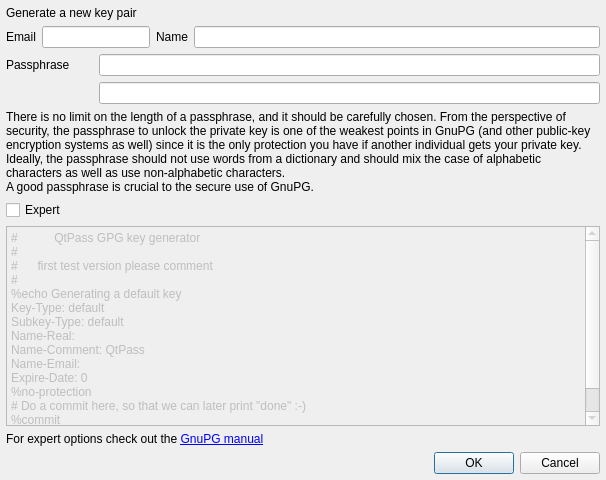
IJHack/QtPass, file keygendialog.ui: the form before one commit.
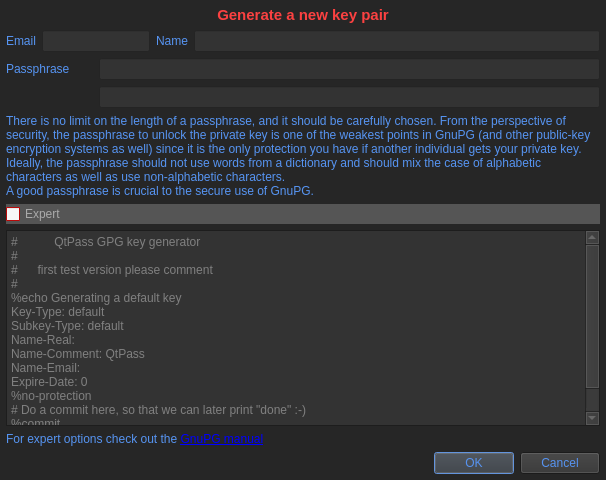
The form after the commit.

Commit message: coolest key-gen dialog added

What changed in the file:
```diff
--- a/keygendialog.ui
+++ b/keygendialog.ui
@@ -10,6 +10,232 @@
     <height>480</height>
    </rect>
   </property>
+  <property name="palette">
+   <palette>
+    <active>
+     <colorrole role="WindowText">
+      <brush brushstyle="SolidPattern">
+       <color alpha="255">
+        <red>86</red>
+        <green>147</green>
+        <blue>241</blue>
+       </color>
+      </brush>
+     </colorrole>
+     <colorrole role="Button">
+      <brush brushstyle="SolidPattern">
+       <color alpha="255">
+        <red>51</red>
+        <green>51</green>
+        <blue>51</blue>
+       </color>
+      </brush>
+     </colorrole>
+     <colorrole role="Text">
+      <brush brushstyle="SolidPattern">
+       <color alpha="255">
+        <red>86</red>
+        <green>147</green>
+        <blue>241</blue>
+       </color>
+      </brush>
+     </colorrole>
+     <colorrole role="ButtonText">
+      <brush brushstyle="SolidPattern">
+       <color alpha="255">
+        <red>86</red>
+        <green>147</green>
+        <blue>241</blue>
+       </color>
+      </brush>
+     </colorrole>
+     <colorrole role="Base">
+      <brush brushstyle="SolidPattern">
+       <color alpha="255">
+        <red>247</red>
+        <green>247</green>
+        <blue>247</blue>
+       </color>
+      </brush>
+     </colorrole>
+     <colorrole role="Window">
+      <brush brushstyle="SolidPattern">
+       <color alpha="255">
+        <red>38</red>
+        <green>38</green>
+        <blue>38</blue>
+       </color>
+      </brush>
+     </colorrole>
+     <colorrole role="Highlight">
+      <brush brushstyle="SolidPattern">
+       <color alpha="255">
+        <red>86</red>
+        <green>147</green>
+        <blue>241</blue>
+       </color>
+      </brush>
+     </colorrole>
+     <colorrole role="ToolTipText">
+      <brush brushstyle="SolidPattern">
+       <color alpha="255">
+        <red>86</red>
+        <green>147</green>
+        <blue>241</blue>
+       </color>
+      </brush>
+     </colorrole>
+    </active>
+    <inactive>
+     <colorrole role="WindowText">
+      <brush brushstyle="SolidPattern">
+       <color alpha="255">
+        <red>86</red>
+        <green>147</green>
+        <blue>241</blue>
+       </color>
+      </brush>
+     </colorrole>
+     <colorrole role="Button">
+      <brush brushstyle="SolidPattern">
+       <color alpha="255">
+        <red>51</red>
+        <green>51</green>
+        <blue>51</blue>
+       </color>
+      </brush>
+     </colorrole>
+     <colorrole role="Text">
+      <brush brushstyle="SolidPattern">
+       <color alpha="255">
+        <red>86</red>
+        <green>147</green>
+        <blue>241</blue>
+       </color>
+      </brush>
+     </colorrole>
+     <colorrole role="ButtonText">
+      <brush brushstyle="SolidPattern">
+       <color alpha="255">
+        <red>86</red>
+        <green>147</green>
+        <blue>241</blue>
+       </color>
+      </brush>
+     </colorrole>
+     <colorrole role="Base">
+      <brush brushstyle="SolidPattern">
+       <color alpha="255">
+        <red>247</red>
+        <green>247</green>
+        <blue>247</blue>
+       </color>
+      </brush>
+     </colorrole>
+     <colorrole role="Window">
+      <brush brushstyle="SolidPattern">
+       <color alpha="255">
+        <red>38</red>
+        <green>38</green>
+        <blue>38</blue>
+       </color>
+      </brush>
+     </colorrole>
+     <colorrole role="Highlight">
+      <brush brushstyle="SolidPattern">
+       <color alpha="255">
+        <red>86</red>
+        <green>147</green>
+        <blue>241</blue>
+       </color>
+      </brush>
+     </colorrole>
+     <colorrole role="ToolTipText">
+      <brush brushstyle="SolidPattern">
+       <color alpha="255">
+        <red>86</red>
+        <green>147</green>
+        <blue>241</blue>
+       </color>
+      </brush>
+     </colorrole>
+    </inactive>
+    <disabled>
+     <colorrole role="WindowText">
+      <brush brushstyle="SolidPattern">
+       <color alpha="255">
+        <red>128</red>
+        <green>128</green>
+        <blue>128</blue>
+       </color>
+      </brush>
+     </colorrole>
+     <colorrole role="Button">
+      <brush brushstyle="SolidPattern">
+       <color alpha="255">
+        <red>51</red>
+        <green>51</green>
+        <blue>51</blue>
+       </color>
+      </brush>
+     </colorrole>
+     <colorrole role="Text">
+      <brush brushstyle="SolidPattern">
+       <color alpha="255">
+        <red>128</red>
+        <green>128</green>
+        <blue>128</blue>
+       </color>
+      </brush>
+     </colorrole>
+     <colorrole role="ButtonText">
+      <brush brushstyle="SolidPattern">
+       <color alpha="255">
+        <red>128</red>
+        <green>128</green>
+        <blue>128</blue>
+       </color>
+      </brush>
+     </colorrole>
+     <colorrole role="Base">
+      <brush brushstyle="SolidPattern">
+       <color alpha="255">
+        <red>38</red>
+        <green>38</green>
+        <blue>38</blue>
+       </color>
+      </brush>
+     </colorrole>
+     <colorrole role="Window">
+      <brush brushstyle="SolidPattern">
+       <color alpha="255">
+        <red>38</red>
+        <green>38</green>
+        <blue>38</blue>
+       </color>
+      </brush>
+     </colorrole>
+     <colorrole role="Highlight">
+      <brush brushstyle="SolidPattern">
+       <color alpha="255">
+        <red>186</red>
+        <green>186</green>
+        <blue>186</blue>
+       </color>
+      </brush>
+     </colorrole>
+     <colorrole role="ToolTipText">
+      <brush brushstyle="SolidPattern">
+       <color alpha="255">
+        <red>86</red>
+        <green>147</green>
+        <blue>241</blue>
+       </color>
+      </brush>
+     </colorrole>
+    </disabled>
+   </palette>
+  </property>
   <property name="windowTitle">
    <string>Generate GnuPG keypair</string>
   </property>
@@ -34,9 +260,26 @@
        <verstretch>0</verstretch>
       </sizepolicy>
      </property>
+     <property name="font">
+      <font>
+       <pointsize>11</pointsize>
+       <weight>75</weight>
+       <bold>true</bold>
+       <stylestrategy>PreferDefault</stylestrategy>
+      </font>
+     </property>
+     <property name="focusPolicy">
+      <enum>Qt::NoFocus</enum>
+     </property>
+     <property name="styleSheet">
+      <string notr="true">QLabel {color: #fc4141;}</string>
+     </property>
      <property name="text">
       <string>Generate a new key pair</string>
      </property>
+     <property name="alignment">
+      <set>Qt::AlignCenter</set>
+     </property>
      <property name="wordWrap">
       <bool>true</bool>
      </property>
@@ -80,6 +323,9 @@
          </property>
          <item row="1" column="0" colspan="2">
           <widget class="QLabel" name="labelPassphrase">
+           <property name="styleSheet">
+            <string notr="true">QLabel {color: #5694f2;}</string>
+           </property>
            <property name="text">
             <string>Passphrase</string>
            </property>
@@ -87,6 +333,9 @@
          </item>
          <item row="0" column="0">
           <widget class="QLabel" name="labelEmail">
+           <property name="styleSheet">
+            <string notr="true">QLabel {color: #5694f2;}</string>
+           </property>
            <property name="text">
             <string>Email</string>
            </property>
@@ -97,6 +346,15 @@
            <property name="palette">
             <palette>
              <active>
+              <colorrole role="Button">
+               <brush brushstyle="SolidPattern">
+                <color alpha="255">
+                 <red>51</red>
+                 <green>51</green>
+                 <blue>51</blue>
+                </color>
+               </brush>
+              </colorrole>
               <colorrole role="Text">
                <brush brushstyle="SolidPattern">
                 <color alpha="255">
@@ -106,8 +364,35 @@
                 </color>
                </brush>
               </colorrole>
+              <colorrole role="Base">
+               <brush brushstyle="SolidPattern">
+                <color alpha="255">
+                 <red>51</red>
+                 <green>51</green>
+                 <blue>51</blue>
+                </color>
+               </brush>
+              </colorrole>
+              <colorrole role="Window">
+               <brush brushstyle="SolidPattern">
+                <color alpha="255">
+                 <red>51</red>
+                 <green>51</green>
+                 <blue>51</blue>
+                </color>
+               </brush>
+              </colorrole>
              </active>
              <inactive>
+              <colorrole role="Button">
+               <brush brushstyle="SolidPattern">
+                <color alpha="255">
+                 <red>51</red>
+                 <green>51</green>
+                 <blue>51</blue>
+                </color>
+               </brush>
+              </colorrole>
               <colorrole role="Text">
                <brush brushstyle="SolidPattern">
                 <color alpha="255">
@@ -117,8 +402,35 @@
                 </color>
                </brush>
               </colorrole>
+              <colorrole role="Base">
+               <brush brushstyle="SolidPattern">
+                <color alpha="255">
+                 <red>51</red>
+                 <green>51</green>
+                 <blue>51</blue>
+                </color>
+               </brush>
+              </colorrole>
+              <colorrole role="Window">
+               <brush brushstyle="SolidPattern">
+                <color alpha="255">
+                 <red>51</red>
+                 <green>51</green>
+                 <blue>51</blue>
+                </color>
+               </brush>
+              </colorrole>
              </inactive>
              <disabled>
+              <colorrole role="Button">
+               <brush brushstyle="SolidPattern">
+                <color alpha="255">
+                 <red>51</red>
+                 <green>51</green>
+                 <blue>51</blue>
+                </color>
+               </brush>
+              </colorrole>
               <colorrole role="Text">
                <brush brushstyle="SolidPattern">
                 <color alpha="255">
@@ -128,9 +440,33 @@
                 </color>
                </brush>
               </colorrole>
+              <colorrole role="Base">
+               <brush brushstyle="SolidPattern">
+                <color alpha="255">
+                 <red>51</red>
+                 <green>51</green>
+                 <blue>51</blue>
+                </color>
+               </brush>
+              </colorrole>
+              <colorrole role="Window">
+               <brush brushstyle="SolidPattern">
+                <color alpha="255">
+                 <red>51</red>
+                 <green>51</green>
+                 <blue>51</blue>
+                </color>
+               </brush>
+              </colorrole>
              </disabled>
             </palette>
            </property>
+           <property name="autoFillBackground">
+            <bool>false</bool>
+           </property>
+           <property name="styleSheet">
+            <string notr="true">QLineEdit { background-color: #333333;}</string>
+           </property>
            <property name="echoMode">
             <enum>QLineEdit::Password</enum>
            </property>
@@ -141,6 +477,15 @@
            <property name="palette">
             <palette>
              <active>
+              <colorrole role="Button">
+               <brush brushstyle="SolidPattern">
+                <color alpha="255">
+                 <red>51</red>
+                 <green>51</green>
+                 <blue>51</blue>
+                </color>
+               </brush>
+              </colorrole>
               <colorrole role="Text">
                <brush brushstyle="SolidPattern">
                 <color alpha="255">
@@ -150,8 +495,35 @@
                 </color>
                </brush>
               </colorrole>
+              <colorrole role="Base">
+               <brush brushstyle="SolidPattern">
+                <color alpha="255">
+                 <red>51</red>
+                 <green>51</green>
+                 <blue>51</blue>
+                </color>
+               </brush>
+              </colorrole>
+              <colorrole role="Window">
+               <brush brushstyle="SolidPattern">
+                <color alpha="255">
+                 <red>51</red>
+                 <green>51</green>
+                 <blue>51</blue>
+                </color>
+               </brush>
+              </colorrole>
              </active>
              <inactive>
+              <colorrole role="Button">
+               <brush brushstyle="SolidPattern">
+                <color alpha="255">
+                 <red>51</red>
+                 <green>51</green>
+                 <blue>51</blue>
+                </color>
+               </brush>
+              </colorrole>
               <colorrole role="Text">
                <brush brushstyle="SolidPattern">
                 <color alpha="255">
@@ -161,8 +533,35 @@
                 </color>
                </brush>
               </colorrole>
+              <colorrole role="Base">
+               <brush brushstyle="SolidPattern">
+                <color alpha="255">
+                 <red>51</red>
+                 <green>51</green>
+                 <blue>51</blue>
+                </color>
+               </brush>
+              </colorrole>
+              <colorrole role="Window">
+               <brush brushstyle="SolidPattern">
+                <color alpha="255">
+                 <red>51</red>
+                 <green>51</green>
+                 <blue>51</blue>
+                </color>
+               </brush>
+              </colorrole>
              </inactive>
              <disabled>
+              <colorrole role="Button">
+               <brush brushstyle="SolidPattern">
+                <color alpha="255">
+                 <red>51</red>
+                 <green>51</green>
+                 <blue>51</blue>
+                </color>
+               </brush>
+              </colorrole>
               <colorrole role="Text">
                <brush brushstyle="SolidPattern">
                 <color alpha="255">
@@ -172,13 +571,40 @@
                 </color>
                </brush>
               </colorrole>
+              <colorrole role="Base">
+               <brush brushstyle="SolidPattern">
+                <color alpha="255">
+                 <red>51</red>
+                 <green>51</green>
+                 <blue>51</blue>
+                </color>
+               </brush>
+              </colorrole>
+              <colorrole role="Window">
+               <brush brushstyle="SolidPattern">
+                <color alpha="255">
+                 <red>51</red>
+                 <green>51</green>
+                 <blue>51</blue>
+                </color>
+               </brush>
+              </colorrole>
              </disabled>
             </palette>
            </property>
+           <property name="autoFillBackground">
+            <bool>false</bool>
+           </property>
+           <property name="styleSheet">
+            <string notr="true">QLineEdit { background-color: #333333;}</string>
+           </property>
           </widget>
          </item>
          <item row="0" column="3">
           <widget class="QLabel" name="labelName">
+           <property name="styleSheet">
+            <string notr="true">QLabel {color: #5694f2;}</string>
+           </property>
            <property name="text">
             <string>Name</string>
            </property>
@@ -189,6 +615,15 @@
            <property name="palette">
             <palette>
              <active>
+              <colorrole role="Button">
+               <brush brushstyle="SolidPattern">
+                <color alpha="255">
+                 <red>51</red>
+                 <green>51</green>
+                 <blue>51</blue>
+                </color>
+               </brush>
+              </colorrole>
               <colorrole role="Text">
                <brush brushstyle="SolidPattern">
                 <color alpha="255">
@@ -198,8 +633,35 @@
                 </color>
                </brush>
               </colorrole>
+              <colorrole role="Base">
+               <brush brushstyle="SolidPattern">
+                <color alpha="255">
+                 <red>51</red>
+                 <green>51</green>
+                 <blue>51</blue>
+                </color>
+               </brush>
+              </colorrole>
+              <colorrole role="Window">
+               <brush brushstyle="SolidPattern">
+                <color alpha="255">
+                 <red>51</red>
+                 <green>51</green>
+                 <blue>51</blue>
+                </color>
+               </brush>
+              </colorrole>
              </active>
              <inactive>
+              <colorrole role="Button">
+               <brush brushstyle="SolidPattern">
+                <color alpha="255">
+                 <red>51</red>
+                 <green>51</green>
+                 <blue>51</blue>
+                </color>
+               </brush>
+              </colorrole>
               <colorrole role="Text">
                <brush brushstyle="SolidPattern">
                 <color alpha="255">
@@ -209,8 +671,35 @@
                 </color>
                </brush>
               </colorrole>
+              <colorrole role="Base">
+               <brush brushstyle="SolidPattern">
+                <color alpha="255">
+                 <red>51</red>
+                 <green>51</green>
+                 <blue>51</blue>
+                </color>
+               </brush>
+              </colorrole>
+              <colorrole role="Window">
+               <brush brushstyle="SolidPattern">
+                <color alpha="255">
+                 <red>51</red>
+                 <green>51</green>
+                 <blue>51</blue>
+                </color>
+               </brush>
+              </colorrole>
              </inactive>
              <disabled>
+              <colorrole role="Button">
+               <brush brushstyle="SolidPattern">
+                <color alpha="255">
+                 <red>51</red>
+                 <green>51</green>
+                 <blue>51</blue>
+                </color>
+               </brush>
+              </colorrole>
               <colorrole role="Text">
                <brush brushstyle="SolidPattern">
                 <color alpha="255">
@@ -220,9 +709,33 @@
                 </color>
                </brush>
               </colorrole>
+              <colorrole role="Base">
+               <brush brushstyle="SolidPattern">
+                <color alpha="255">
+                 <red>51</red>
+                 <green>51</green>
+                 <blue>51</blue>
+                </color>
+               </brush>
+              </colorrole>
+              <colorrole role="Window">
+               <brush brushstyle="SolidPattern">
+                <color alpha="255">
+                 <red>51</red>
+                 <green>51</green>
+                 <blue>51</blue>
+                </color>
+               </brush>
+              </colorrole>
              </disabled>
             </palette>
            </property>
+           <property name="autoFillBackground">
+            <bool>false</bool>
+           </property>
+           <property name="styleSheet">
+            <string notr="true">QLineEdit { background-color: #333333;}</string>
+           </property>
            <property name="echoMode">
             <enum>QLineEdit::Password</enum>
            </property>
@@ -233,6 +746,15 @@
            <property name="palette">
             <palette>
              <active>
+              <colorrole role="Button">
+               <brush brushstyle="SolidPattern">
+                <color alpha="255">
+                 <red>51</red>
+                 <green>51</green>
+                 <blue>51</blue>
+                </color>
+               </brush>
+              </colorrole>
               <colorrole role="Text">
                <brush brushstyle="SolidPattern">
                 <color alpha="255">
@@ -242,8 +764,35 @@
                 </color>
                </brush>
               </colorrole>
+              <colorrole role="Base">
+               <brush brushstyle="SolidPattern">
+                <color alpha="255">
+                 <red>51</red>
+                 <green>51</green>
+                 <blue>51</blue>
+                </color>
+               </brush>
+              </colorrole>
+              <colorrole role="Window">
+               <brush brushstyle="SolidPattern">
+                <color alpha="255">
+                 <red>51</red>
+                 <green>51</green>
+                 <blue>51</blue>
+                </color>
+               </brush>
+              </colorrole>
              </active>
              <inactive>
+              <colorrole role="Button">
+               <brush brushstyle="SolidPattern">
+                <color alpha="255">
+                 <red>51</red>
+                 <green>51</green>
+                 <blue>51</blue>
+                </color>
+               </brush>
+              </colorrole>
               <colorrole role="Text">
                <brush brushstyle="SolidPattern">
                 <color alpha="255">
@@ -253,8 +802,35 @@
                 </color>
                </brush>
               </colorrole>
+              <colorrole role="Base">
+               <brush brushstyle="SolidPattern">
+                <color alpha="255">
+                 <red>51</red>
+                 <green>51</green>
+                 <blue>51</blue>
+                </color>
+               </brush>
+              </colorrole>
+              <colorrole role="Window">
+               <brush brushstyle="SolidPattern">
+                <color alpha="255">
+                 <red>51</red>
+                 <green>51</green>
+                 <blue>51</blue>
+                </color>
+               </brush>
+              </colorrole>
              </inactive>
              <disabled>
+              <colorrole role="Button">
+               <brush brushstyle="SolidPattern">
+                <color alpha="255">
+                 <red>51</red>
+                 <green>51</green>
+                 <blue>51</blue>
+                </color>
+               </brush>
+              </colorrole>
               <colorrole role="Text">
                <brush brushstyle="SolidPattern">
                 <color alpha="255">
@@ -264,9 +840,33 @@
                 </color>
                </brush>
               </colorrole>
+              <colorrole role="Base">
+               <brush brushstyle="SolidPattern">
+                <color alpha="255">
+                 <red>51</red>
+                 <green>51</green>
+                 <blue>51</blue>
+                </color>
+               </brush>
+              </colorrole>
+              <colorrole role="Window">
+               <brush brushstyle="SolidPattern">
+                <color alpha="255">
+                 <red>51</red>
+                 <green>51</green>
+                 <blue>51</blue>
+                </color>
+               </brush>
+              </colorrole>
              </disabled>
             </palette>
            </property>
+           <property name="autoFillBackground">
+            <bool>false</bool>
+           </property>
+           <property name="styleSheet">
+            <string notr="true">QLineEdit { background-color: #333333;}</string>
+           </property>
           </widget>
          </item>
         </layout>
@@ -274,6 +874,9 @@
       </item>
       <item>
        <widget class="QLabel" name="labelPassphraseInfo">
+        <property name="styleSheet">
+         <string notr="true">QLabel {color: #5694f2;}</string>
+        </property>
         <property name="text">
          <string>&lt;html&gt;&lt;head/&gt;&lt;body&gt;&lt;p&gt;There is no limit on the length of a passphrase, and it should be carefully chosen. From the perspective of security, the passphrase to unlock the private key is one of the weakest points in GnuPG (and other public-key encryption systems as well) since it is the only protection you have if another individual gets your private key. &lt;br/&gt;Ideally, the passphrase should not use words from a dictionary and should mix the case of alphabetic characters as well as use non-alphabetic characters.&lt;br/&gt;A good passphrase is crucial to the secure use of GnuPG.&lt;/p&gt;&lt;/body&gt;&lt;/html&gt;</string>
         </property>
@@ -284,6 +887,238 @@
       </item>
       <item>
        <widget class="QCheckBox" name="checkBox">
+        <property name="palette">
+         <palette>
+          <active>
+           <colorrole role="WindowText">
+            <brush brushstyle="SolidPattern">
+             <color alpha="255">
+              <red>170</red>
+              <green>170</green>
+              <blue>170</blue>
+             </color>
+            </brush>
+           </colorrole>
+           <colorrole role="Button">
+            <brush brushstyle="SolidPattern">
+             <color alpha="255">
+              <red>85</red>
+              <green>85</green>
+              <blue>85</blue>
+             </color>
+            </brush>
+           </colorrole>
+           <colorrole role="Text">
+            <brush brushstyle="SolidPattern">
+             <color alpha="255">
+              <red>170</red>
+              <green>170</green>
+              <blue>170</blue>
+             </color>
+            </brush>
+           </colorrole>
+           <colorrole role="ButtonText">
+            <brush brushstyle="SolidPattern">
+             <color alpha="255">
+              <red>170</red>
+              <green>170</green>
+              <blue>170</blue>
+             </color>
+            </brush>
+           </colorrole>
+           <colorrole role="Base">
+            <brush brushstyle="SolidPattern">
+             <color alpha="255">
+              <red>247</red>
+              <green>247</green>
+              <blue>247</blue>
+             </color>
+            </brush>
+           </colorrole>
+           <colorrole role="Window">
+            <brush brushstyle="SolidPattern">
+             <color alpha="255">
+              <red>236</red>
+              <green>11</green>
+              <blue>11</blue>
+             </color>
+            </brush>
+           </colorrole>
+           <colorrole role="Highlight">
+            <brush brushstyle="SolidPattern">
+             <color alpha="255">
+              <red>133</red>
+              <green>175</green>
+              <blue>235</blue>
+             </color>
+            </brush>
+           </colorrole>
+           <colorrole role="ToolTipText">
+            <brush brushstyle="SolidPattern">
+             <color alpha="255">
+              <red>133</red>
+              <green>175</green>
+              <blue>235</blue>
+             </color>
+            </brush>
+           </colorrole>
+          </active>
+          <inactive>
+           <colorrole role="WindowText">
+            <brush brushstyle="SolidPattern">
+             <color alpha="255">
+              <red>170</red>
+              <green>170</green>
+              <blue>170</blue>
+             </color>
+            </brush>
+           </colorrole>
+           <colorrole role="Button">
+            <brush brushstyle="SolidPattern">
+             <color alpha="255">
+              <red>85</red>
+              <green>85</green>
+              <blue>85</blue>
+             </color>
+            </brush>
+           </colorrole>
+           <colorrole role="Text">
+            <brush brushstyle="SolidPattern">
+             <color alpha="255">
+              <red>170</red>
+              <green>170</green>
+              <blue>170</blue>
+             </color>
+            </brush>
+           </colorrole>
+           <colorrole role="ButtonText">
+            <brush brushstyle="SolidPattern">
+             <color alpha="255">
+              <red>170</red>
+              <green>170</green>
+              <blue>170</blue>
+             </color>
+            </brush>
+           </colorrole>
+           <colorrole role="Base">
+            <brush brushstyle="SolidPattern">
+             <color alpha="255">
+              <red>247</red>
+              <green>247</green>
+              <blue>247</blue>
+             </color>
+            </brush>
+           </colorrole>
+           <colorrole role="Window">
+            <brush brushstyle="SolidPattern">
+             <color alpha="255">
+              <red>236</red>
+              <green>11</green>
+              <blue>11</blue>
+             </color>
+            </brush>
+           </colorrole>
+           <colorrole role="Highlight">
+            <brush brushstyle="SolidPattern">
+             <color alpha="255">
+              <red>133</red>
+              <green>175</green>
+              <blue>235</blue>
+             </color>
+            </brush>
+           </colorrole>
+           <colorrole role="ToolTipText">
+            <brush brushstyle="SolidPattern">
+             <color alpha="255">
+              <red>133</red>
+              <green>175</green>
+              <blue>235</blue>
+             </color>
+            </brush>
+           </colorrole>
+          </inactive>
+          <disabled>
+           <colorrole role="WindowText">
+            <brush brushstyle="SolidPattern">
+             <color alpha="255">
+              <red>170</red>
+              <green>170</green>
+              <blue>170</blue>
+             </color>
+            </brush>
+           </colorrole>
+           <colorrole role="Button">
+            <brush brushstyle="SolidPattern">
+             <color alpha="255">
+              <red>85</red>
+              <green>85</green>
+              <blue>85</blue>
+             </color>
+            </brush>
+           </colorrole>
+           <colorrole role="Text">
+            <brush brushstyle="SolidPattern">
+             <color alpha="255">
+              <red>170</red>
+              <green>170</green>
+              <blue>170</blue>
+             </color>
+            </brush>
+           </colorrole>
+           <colorrole role="ButtonText">
+            <brush brushstyle="SolidPattern">
+             <color alpha="255">
+              <red>170</red>
+              <green>170</green>
+              <blue>170</blue>
+             </color>
+            </brush>
+           </colorrole>
+           <colorrole role="Base">
+            <brush brushstyle="SolidPattern">
+             <color alpha="255">
+              <red>236</red>
+              <green>11</green>
+              <blue>11</blue>
+             </color>
+            </brush>
+           </colorrole>
+           <colorrole role="Window">
+            <brush brushstyle="SolidPattern">
+             <color alpha="255">
+              <red>236</red>
+              <green>11</green>
+              <blue>11</blue>
+             </color>
+            </brush>
+           </colorrole>
+           <colorrole role="Highlight">
+            <brush brushstyle="SolidPattern">
+             <color alpha="255">
+              <red>186</red>
+              <green>186</green>
+              <blue>186</blue>
+             </color>
+            </brush>
+           </colorrole>
+           <colorrole role="ToolTipText">
+            <brush brushstyle="SolidPattern">
+             <color alpha="255">
+              <red>133</red>
+              <green>175</green>
+              <blue>235</blue>
+             </color>
+            </brush>
+           </colorrole>
+          </disabled>
+         </palette>
+        </property>
+        <property name="autoFillBackground">
+         <bool>true</bool>
+        </property>
+        <property name="styleSheet">
+         <string notr="true">QCheckBox {color: #aaaaaa;}</string>
+        </property>
         <property name="text">
          <string>Expert</string>
         </property>
@@ -294,6 +1129,43 @@
         <property name="enabled">
          <bool>false</bool>
         </property>
+        <property name="palette">
+         <palette>
+          <active>
+           <colorrole role="Base">
+            <brush brushstyle="SolidPattern">
+             <color alpha="255">
+              <red>119</red>
+              <green>119</green>
+              <blue>119</blue>
+             </color>
+            </brush>
+           </colorrole>
+          </active>
+          <inactive>
+           <colorrole role="Base">
+            <brush brushstyle="SolidPattern">
+             <color alpha="255">
+              <red>119</red>
+              <green>119</green>
+              <blue>119</blue>
+             </color>
+            </brush>
+           </colorrole>
+          </inactive>
+          <disabled>
+           <colorrole role="Base">
+            <brush brushstyle="SolidPattern">
+             <color alpha="255">
+              <red>51</red>
+              <green>51</green>
+              <blue>51</blue>
+             </color>
+            </brush>
+           </colorrole>
+          </disabled>
+         </palette>
+        </property>
         <property name="readOnly">
          <bool>true</bool>
         </property>
@@ -324,6 +1196,9 @@
       </item>
       <item>
        <widget class="QLabel" name="labelExpertInfo">
+        <property name="styleSheet">
+         <string notr="true">QLabel {color: #5694f2;}</string>
+        </property>
         <property name="text">
          <string>For expert options check out the &lt;a href=&quot;https://www.gnupg.org/documentation/manuals/gnupg/Unattended-GPG-key-generation.html&quot;&gt;GnuPG manual&lt;/a&gt;</string>
         </property>
```
